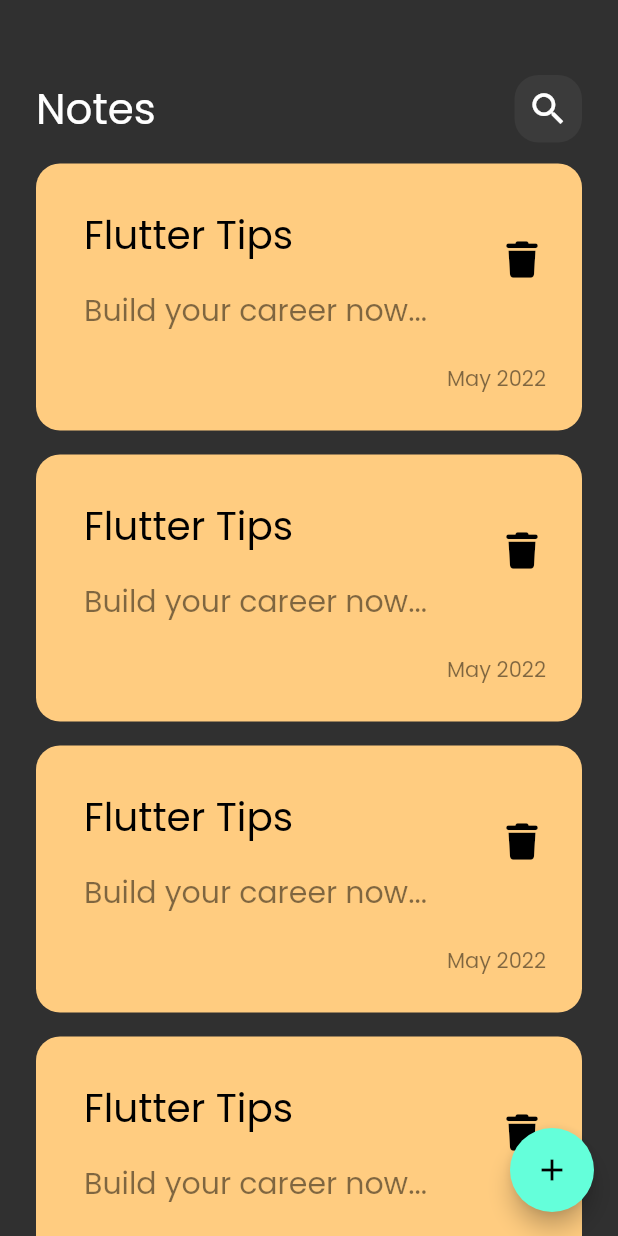
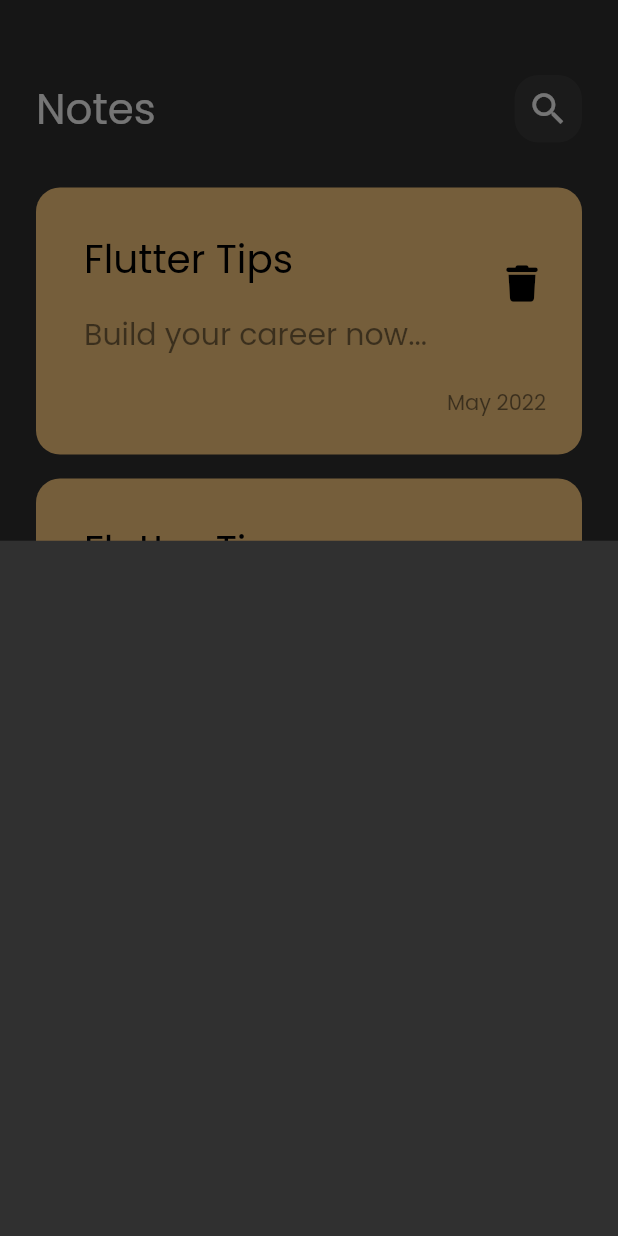
Before and after one commit to YoussefM50/notes_app_hive, a Flutter app: the screen it shows after launch, scrolled down 576 dp, after a tap on the "add" icon, on a phone screen of 412 x 824 dp. Run offline on Flutter 3.47's test engine with Material 2 defaults, Android fonts, the phone set to English and light mode, and no system bars; our stand-ins replace font_awesome_flutter.

Commit message:
Show ModalBottomSheet

```diff
--- a/lib/views/notes_view.dart
+++ b/lib/views/notes_view.dart
@@ -1,4 +1,5 @@
 import 'package:flutter/material.dart';
+import 'package:notes_app_hive/views/widgets/add_bottom_model_sheet.dart';
 import 'package:notes_app_hive/views/widgets/notes_view_body.dart';
 
 class NotesView extends StatelessWidget {
@@ -6,9 +7,18 @@ class NotesView extends StatelessWidget {
 
   @override
   Widget build(BuildContext context) {
-    return  Scaffold(
-      floatingActionButton: FloatingActionButton(onPressed: (){} ,child: const Icon(Icons.add ),),
-      body:const NotesViewBody(),
+    return Scaffold(
+      floatingActionButton: FloatingActionButton(
+        onPressed: () {
+          showModalBottomSheet(
+              context: context,
+              builder: (context) {
+                return const AddBottomModelSheet();
+              });
+        },
+        child: const Icon(Icons.add),
+      ),
+      body: const NotesViewBody(),
     );
   }
 }
--- /dev/null
+++ b/lib/views/widgets/add_bottom_model_sheet.dart
@@ -0,0 +1,10 @@
+import 'package:flutter/material.dart';
+
+class AddBottomModelSheet extends StatelessWidget {
+  const AddBottomModelSheet({super.key});
+
+  @override
+  Widget build(BuildContext context) {
+    return  Container();
+  }
+}
--- a/lib/views/widgets/custom_notes_list_view.dart
+++ b/lib/views/widgets/custom_notes_list_view.dart
@@ -7,11 +7,16 @@ class NotesListView extends StatelessWidget {
 
   @override
   Widget build(BuildContext context) {
-    return ListView.builder(itemBuilder: (context, index) {
-      return const Padding(
-        padding: EdgeInsets.symmetric(vertical: 8),
-        child: NoteItem(),
-      );
-    });
+    return Padding(
+      padding: const EdgeInsets.symmetric(vertical: 16),
+      child: ListView.builder(
+          padding: EdgeInsets.zero,
+          itemBuilder: (context, index) {
+            return const Padding(
+              padding: EdgeInsets.symmetric(vertical: 8),
+              child: NoteItem(),
+            );
+          }),
+    );
   }
 }
```
